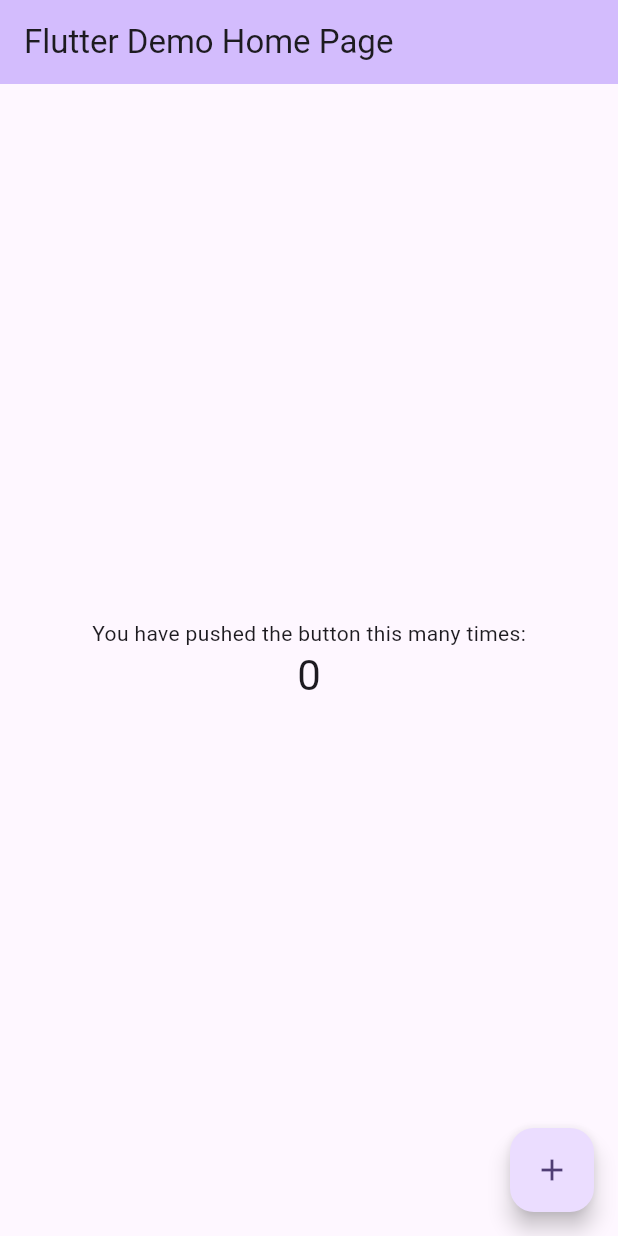
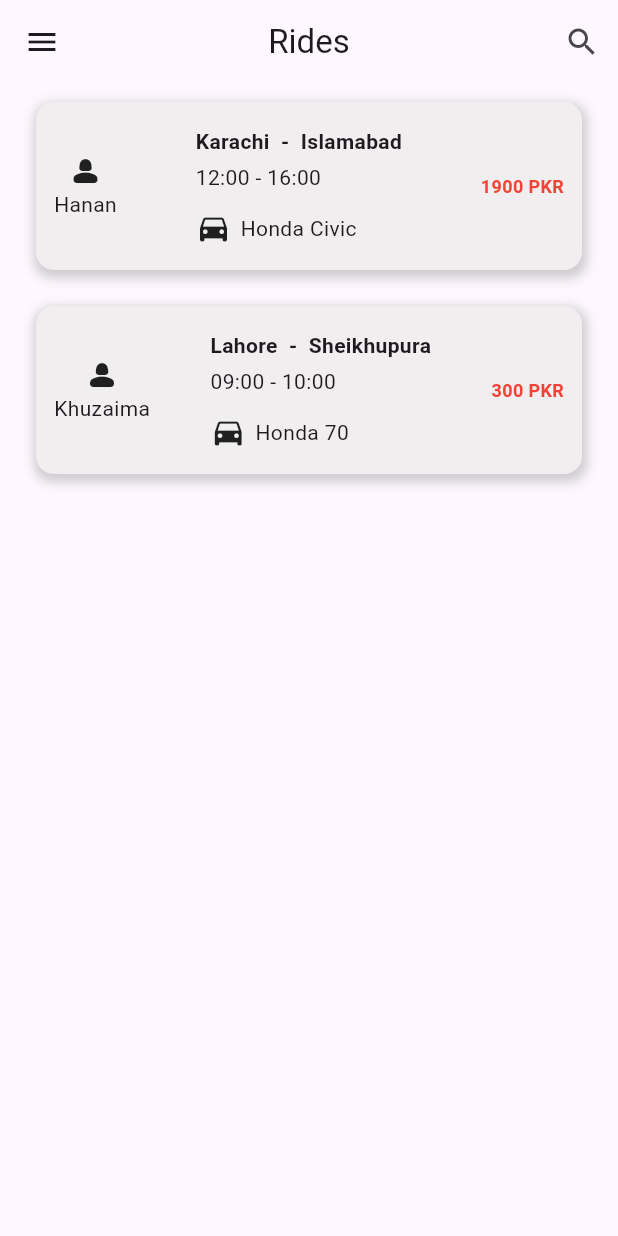
Before and after one commit to khuzaima-a/Flutter-Node, a Flutter app: the screen it shows after launch, on a phone screen of 412 x 824 dp. Run offline on Flutter 3.47's test engine with Material 3 defaults, Android fonts, the phone set to English and light mode, and no system bars.

Commit message:
Started UI

```diff
--- a/client/lib/main.dart
+++ b/client/lib/main.dart
@@ -1,125 +1,15 @@
 import 'package:flutter/material.dart';
+import "package:client/screens/rides_screen.dart";
 
 void main() {
-  runApp(const MyApp());
-}
-
-class MyApp extends StatelessWidget {
-  const MyApp({super.key});
-
-  // This widget is the root of your application.
-  @override
-  Widget build(BuildContext context) {
-    return MaterialApp(
-      title: 'Flutter Demo',
-      theme: ThemeData(
-        // This is the theme of your application.
-        //
-        // TRY THIS: Try running your application with "flutter run". You'll see
-        // the application has a purple toolbar. Then, without quitting the app,
-        // try changing the seedColor in the colorScheme below to Colors.green
-        // and then invoke "hot reload" (save your changes or press the "hot
-        // reload" button in a Flutter-supported IDE, or press "r" if you used
-        // the command line to start the app).
-        //
-        // Notice that the counter didn't reset back to zero; the application
-        // state is not lost during the reload. To reset the state, use hot
-        // restart instead.
-        //
-        // This works for code too, not just values: Most code changes can be
-        // tested with just a hot reload.
-        colorScheme: ColorScheme.fromSeed(seedColor: Colors.deepPurple),
-        useMaterial3: true,
-      ),
-      home: const MyHomePage(title: 'Flutter Demo Home Page'),
-    );
-  }
-}
-
-class MyHomePage extends StatefulWidget {
-  const MyHomePage({super.key, required this.title});
-
-  // This widget is the home page of your application. It is stateful, meaning
-  // that it has a State object (defined below) that contains fields that affect
-  // how it looks.
-
-  // This class is the configuration for the state. It holds the values (in this
-  // case the title) provided by the parent (in this case the App widget) and
-  // used by the build method of the State. Fields in a Widget subclass are
-  // always marked "final".
-
-  final String title;
-
-  @override
-  State<MyHomePage> createState() => _MyHomePageState();
-}
-
-class _MyHomePageState extends State<MyHomePage> {
-  int _counter = 0;
-
-  void _incrementCounter() {
-    setState(() {
-      // This call to setState tells the Flutter framework that something has
-      // changed in this State, which causes it to rerun the build method below
-      // so that the display can reflect the updated values. If we changed
-      // _counter without calling setState(), then the build method would not be
-      // called again, and so nothing would appear to happen.
-      _counter++;
-    });
-  }
-
-  @override
-  Widget build(BuildContext context) {
-    // This method is rerun every time setState is called, for instance as done
-    // by the _incrementCounter method above.
-    //
-    // The Flutter framework has been optimized to make rerunning build methods
-    // fast, so that you can just rebuild anything that needs updating rather
-    // than having to individually change instances of widgets.
-    return Scaffold(
-      appBar: AppBar(
-        // TRY THIS: Try changing the color here to a specific color (to
-        // Colors.amber, perhaps?) and trigger a hot reload to see the AppBar
-        // change color while the other colors stay the same.
-        backgroundColor: Theme.of(context).colorScheme.inversePrimary,
-        // Here we take the value from the MyHomePage object that was created by
-        // the App.build method, and use it to set our appbar title.
-        title: Text(widget.title),
-      ),
-      body: Center(
-        // Center is a layout widget. It takes a single child and positions it
-        // in the middle of the parent.
-        child: Column(
-          // Column is also a layout widget. It takes a list of children and
-          // arranges them vertically. By default, it sizes itself to fit its
-          // children horizontally, and tries to be as tall as its parent.
-          //
-          // Column has various properties to control how it sizes itself and
-          // how it positions its children. Here we use mainAxisAlignment to
-          // center the children vertically; the main axis here is the vertical
-          // axis because Columns are vertical (the cross axis would be
-          // horizontal).
-          //
-          // TRY THIS: Invoke "debug painting" (choose the "Toggle Debug Paint"
-          // action in the IDE, or press "p" in the console), to see the
-          // wireframe for each widget.
-          mainAxisAlignment: MainAxisAlignment.center,
-          children: <Widget>[
-            const Text(
-              'You have pushed the button this many times:',
-            ),
-            Text(
-              '$_counter',
-              style: Theme.of(context).textTheme.headlineMedium,
-            ),
-          ],
+  runApp(
+    const MaterialApp(
+      debugShowCheckedModeBanner: false,
+      home: Scaffold(
+        body: Center(
+          child: RidesScreen(),
         ),
       ),
-      floatingActionButton: FloatingActionButton(
-        onPressed: _incrementCounter,
-        tooltip: 'Increment',
-        child: const Icon(Icons.add),
-      ), // This trailing comma makes auto-formatting nicer for build methods.
-    );
-  }
+    ),
+  );
 }
--- /dev/null
+++ b/client/lib/models/ride.dart
@@ -0,0 +1,73 @@
+class Vehicle {
+  final String name;
+  final String color;
+  final String type;
+  final int seats;
+
+  Vehicle(
+      {required this.name,
+      required this.color,
+      required this.type,
+      required this.seats});
+}
+
+class Driver {
+  final int id;
+  final String name;
+  final String? image;
+
+  Driver({required this.id, required this.name, this.image});
+}
+
+class Ride {
+  final int id;
+  final String source;
+  final String destination;
+  final String date;
+  final String departureTime;
+  final String arrivalTime;
+  final Vehicle vehicle;
+  final Driver driver;
+  final double fare;
+
+  Ride({
+    required this.id,
+    required this.source,
+    required this.destination,
+    required this.date,
+    required this.departureTime,
+    required this.arrivalTime,
+    required this.vehicle,
+    required this.driver,
+    required this.fare,
+  });
+}
+
+List<Ride> rides = [
+  Ride(
+    id: 1,
+    source: "Karachi",
+    destination: "Islamabad",
+    date: "2023/12/14",
+    departureTime: "12:00",
+    arrivalTime: "16:00",
+    vehicle:
+        Vehicle(name: "Honda Civic", color: "White", type: "Car", seats: 3),
+    driver: Driver(id: 2, name: "Hanan", image: null),
+    fare: 1900,
+  ),
+  Ride(
+    id: 2,
+    source: "Lahore",
+    destination: "Sheikhupura",
+    date: "2023/11/30",
+    departureTime: "09:00",
+    arrivalTime: "10:00",
+    vehicle: Vehicle(name: "Honda 70", color: "Red", type: "Bike", seats: 1),
+    driver: Driver(
+        id: 1,
+        name: "Khuzaima",
+        image: "https://avatars.githubusercontent.com/u/107122634?v=4"),
+    fare: 300,
+  ),
+];
--- /dev/null
+++ b/client/lib/screens/rides_screen.dart
@@ -0,0 +1,199 @@
+import 'package:flutter/material.dart';
+import "package:client/models/ride.dart";
+
+class RidesScreen extends StatefulWidget {
+  const RidesScreen({super.key});
+  @override
+  State<RidesScreen> createState() => _RidesScreenState();
+}
+
+class _RidesScreenState extends State<RidesScreen> {
+  List<Ride> ridesToShow = [];
+  TextEditingController sourceController = TextEditingController();
+  TextEditingController destinationController = TextEditingController();
+  String sourceText = '';
+  String destinationText = '';
+
+  @override
+  void initState() {
+    super.initState();
+    ridesToShow = rides;
+  }
+
+  void filterRides() {
+    setState(() {
+      ridesToShow = rides
+          .where((ride) =>
+              ride.source.toLowerCase().contains(sourceText.toLowerCase()))
+          .toList();
+    });
+  }
+
+  @override
+  Widget build(BuildContext context) {
+    return Scaffold(
+      appBar: AppBar(
+        centerTitle: true,
+        title: const Text('Rides'),
+        leading: IconButton(
+          icon: const Icon(Icons.menu),
+          onPressed: () {},
+        ),
+        actions: [
+          IconButton(
+            icon: const Icon(Icons.search),
+            onPressed: () => {_showFilterDialog(context)},
+          ),
+        ],
+      ),
+      body: ListView.builder(
+        itemCount: rides.length,
+        itemBuilder: (context, index) {
+          var ride = ridesToShow[index];
+          return GestureDetector(
+            onTap: () {
+              Navigator.push(
+                context,
+                MaterialPageRoute(
+                  builder: (context) => RideDetailPage(rideId: ride.id),
+                ),
+              );
+            },
+            child: Container(
+              margin: const EdgeInsets.fromLTRB(24, 12, 24, 12),
+              decoration: BoxDecoration(
+                borderRadius: BorderRadius.circular(12),
+                color: const Color.fromARGB(255, 240, 238, 238),
+                boxShadow: [
+                  BoxShadow(
+                    color: Colors.grey.withOpacity(0.5),
+                    spreadRadius: 2,
+                    blurRadius: 6,
+                    offset: const Offset(1, 3),
+                  ),
+                ],
+              ),
+              child: Padding(
+                padding: const EdgeInsets.fromLTRB(12, 16, 12, 16),
+                child: Row(
+                  crossAxisAlignment: CrossAxisAlignment.center,
+                  mainAxisAlignment: MainAxisAlignment.spaceBetween,
+                  children: [
+                    Column(
+                      mainAxisAlignment: MainAxisAlignment.center,
+                      children: [
+                        const Icon(Icons.person_2_rounded),
+                        Text(ride.driver.name)
+                      ],
+                    ),
+                    Column(
+                      crossAxisAlignment: CrossAxisAlignment.start,
+                      children: [
+                        Text(
+                          '${ride.source}  -  ${ride.destination}',
+                          style: const TextStyle(fontWeight: FontWeight.bold),
+                        ),
+                        const SizedBox(
+                          height: 4,
+                        ),
+                        Text('${ride.departureTime} - ${ride.arrivalTime}'),
+                        const SizedBox(
+                          height: 12,
+                        ),
+                        Row(
+                          children: [
+                            const Icon(Icons.directions_car),
+                            const SizedBox(
+                              width: 6,
+                            ),
+                            Text(ride.vehicle.name)
+                          ],
+                        )
+                      ],
+                    ),
+                    Text(
+                      '${ride.fare.toInt()} PKR',
+                      style: const TextStyle(
+                          fontWeight: FontWeight.bold,
+                          fontSize: 12,
+                          color: Colors.red),
+                    ),
+                  ],
+                ),
+              ),
+            ),
+          );
+        },
+      ),
+    );
+  }
+
+  void _showFilterDialog(BuildContext context) {
+    showDialog(
+      context: context,
+      builder: (BuildContext context) {
+        return AlertDialog(
+          title: const Text('Filter Rides'),
+          content: Column(
+            mainAxisSize: MainAxisSize.min,
+            children: [
+              TextField(
+                controller: destinationController,
+                onChanged: (value) {
+                  setState(() {
+                    destinationText = value;
+                  });
+                },
+                decoration:
+                    const InputDecoration(labelText: 'Enter Destination City'),
+              ),
+              TextField(
+                controller: sourceController,
+                onChanged: (value) {
+                  setState(() {
+                    sourceText = value;
+                  });
+                },
+                decoration:
+                    const InputDecoration(labelText: 'Enter Source City'),
+              ),
+            ],
+          ),
+          actions: [
+            TextButton(
+              onPressed: () {
+                Navigator.pop(context); // Close the dialog
+              },
+              child: const Text('Cancel'),
+            ),
+            TextButton(
+              onPressed: () {
+                filterRides();
+                Navigator.pop(context); // Close the dialog
+              },
+              child: const Text('Save'),
+            ),
+          ],
+        );
+      },
+    );
+  }
+}
+
+class RideDetailPage extends StatelessWidget {
+  final int rideId;
+
+  const RideDetailPage({super.key, required this.rideId});
+
+  @override
+  Widget build(BuildContext context) {
+    return Scaffold(
+      appBar: AppBar(
+        title: const Text('Ride Detail'),
+      ),
+      body: Center(
+        child: Text('Ride ID: $rideId'),
+      ),
+    );
+  }
+}
--- a/client/pubspec.yaml
+++ b/client/pubspec.yaml
@@ -30,6 +30,8 @@ environment:
 dependencies:
   flutter:
     sdk: flutter
+  http: ^1.1.2
+  top_modal_sheet: ^2.0.0
 
 
   # The following adds the Cupertino Icons font to your application.
```
Also changed, not shown: client/pubspec.lock, 4 other files.
